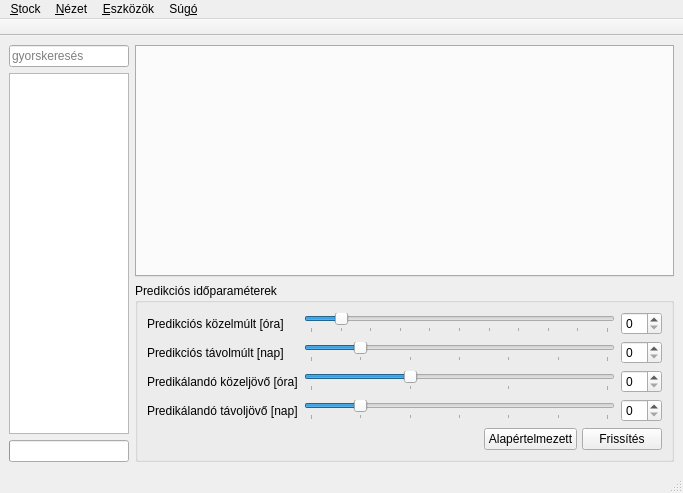
First picture: the form in intellistock/ui/ui_mainwindow.ui, repository morta-code/IntelliStock, before the edit.
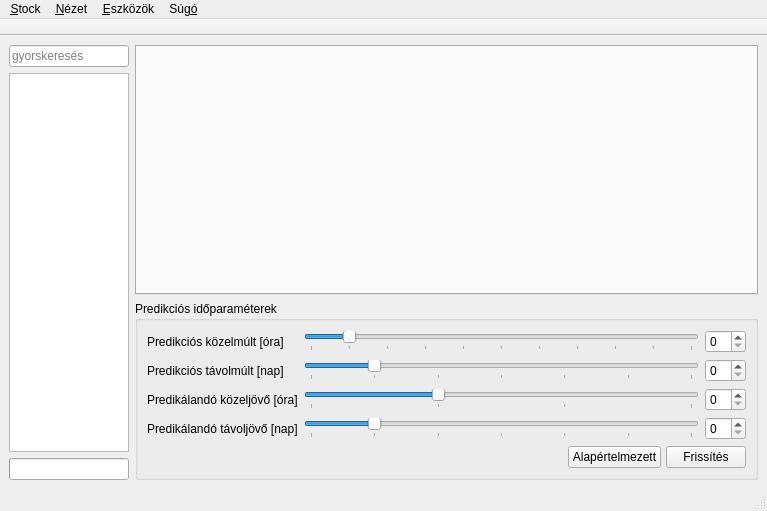
Second picture: the form after the edit.

Commit message: Ctrl+P shortcut for show/hide prediction tools.

What changed in the file:
```diff
--- a/intellistock/ui/ui_mainwindow.ui
+++ b/intellistock/ui/ui_mainwindow.ui
@@ -6,8 +6,8 @@
    <rect>
     <x>0</x>
     <y>0</y>
-    <width>683</width>
-    <height>493</height>
+    <width>767</width>
+    <height>511</height>
    </rect>
   </property>
   <property name="windowTitle">
@@ -322,8 +322,8 @@
     <rect>
      <x>0</x>
      <y>0</y>
-     <width>683</width>
-     <height>25</height>
+     <width>767</width>
+     <height>21</height>
     </rect>
    </property>
    <widget class="QMenu" name="menuStock">
```
Left out of the diff: 18 changed lines with no effect on the pictures. The commit also changes 2 other files.
